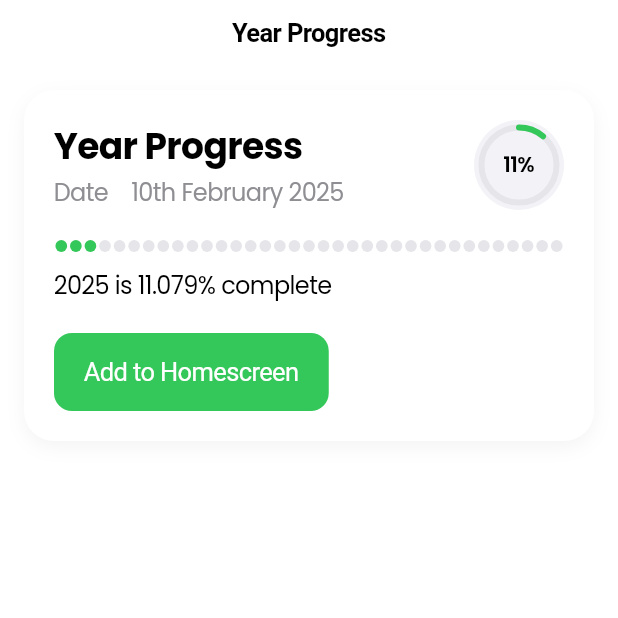
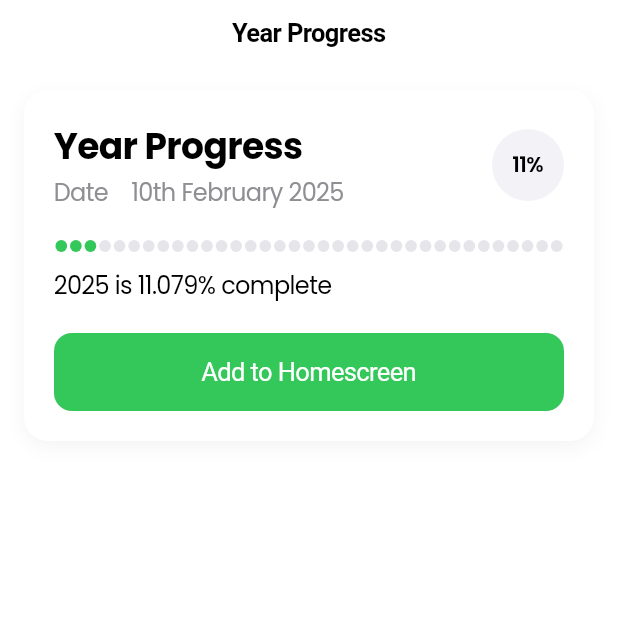
Before and after one commit to DebojyotiChakraborty/YearProgress, a Flutter app: the screen it shows after launch, on a phone screen of 412 x 824 dp, the top half of it. Run offline on Flutter 3.47's test engine with Material 3 defaults, Android fonts, the phone set to English and light mode, and no system bars; our stand-ins replace google_fonts.

```diff
--- a/lib/main.dart
+++ b/lib/main.dart
@@ -74,7 +74,7 @@ class YearProgressCard extends StatelessWidget {
       padding: const EdgeInsets.all(20),
       decoration: BoxDecoration(
         color: CupertinoColors.white,
-        borderRadius: BorderRadius.circular(20),
+        borderRadius: BorderRadius.circular(16),
         boxShadow: [
           BoxShadow(
             color: CupertinoColors.systemGrey.withOpacity(0.1),
@@ -111,28 +111,13 @@ class YearProgressCard extends StatelessWidget {
                 ],
               ),
               Container(
-                width: 60,
-                height: 60,
+                width: 48,
+                height: 48,
                 decoration: BoxDecoration(
                   shape: BoxShape.circle,
                   color: CupertinoColors.systemGrey6,
                 ),
-                child: Stack(
-                  children: [
-                    Center(
-                      child: SizedBox(
-                        width: 50,
-                        height: 50,
-                        child: CustomPaint(
-                          painter: CircularProgressPainter(
-                            progress: progress / 100,
-                            progressColor: CupertinoColors.systemGreen,
-                            backgroundColor: CupertinoColors.systemGrey5,
-                          ),
-                        ),
-                      ),
-                    ),
-                    Center(
+                child: Center(
                   child: Text(
                     '$progressInt%',
                     style: GoogleFonts.poppins(
@@ -140,8 +125,6 @@ class YearProgressCard extends StatelessWidget {
                       fontWeight: FontWeight.w600,
                     ),
                   ),
-                    ),
-                  ],
                 ),
               ),
             ],
@@ -157,9 +140,12 @@ class YearProgressCard extends StatelessWidget {
             ),
           ),
           const SizedBox(height: 20),
-          CupertinoButton.filled(
+          SizedBox(
+            width: double.infinity,
+            child: CupertinoButton.filled(
               onPressed: _updateWidgetData,
               child: const Text('Add to Homescreen'),
+            ),
           ),
         ],
       ),
```
Also changed, not shown: 9 other files. Lines whose indentation alone changed are shown as unchanged.
